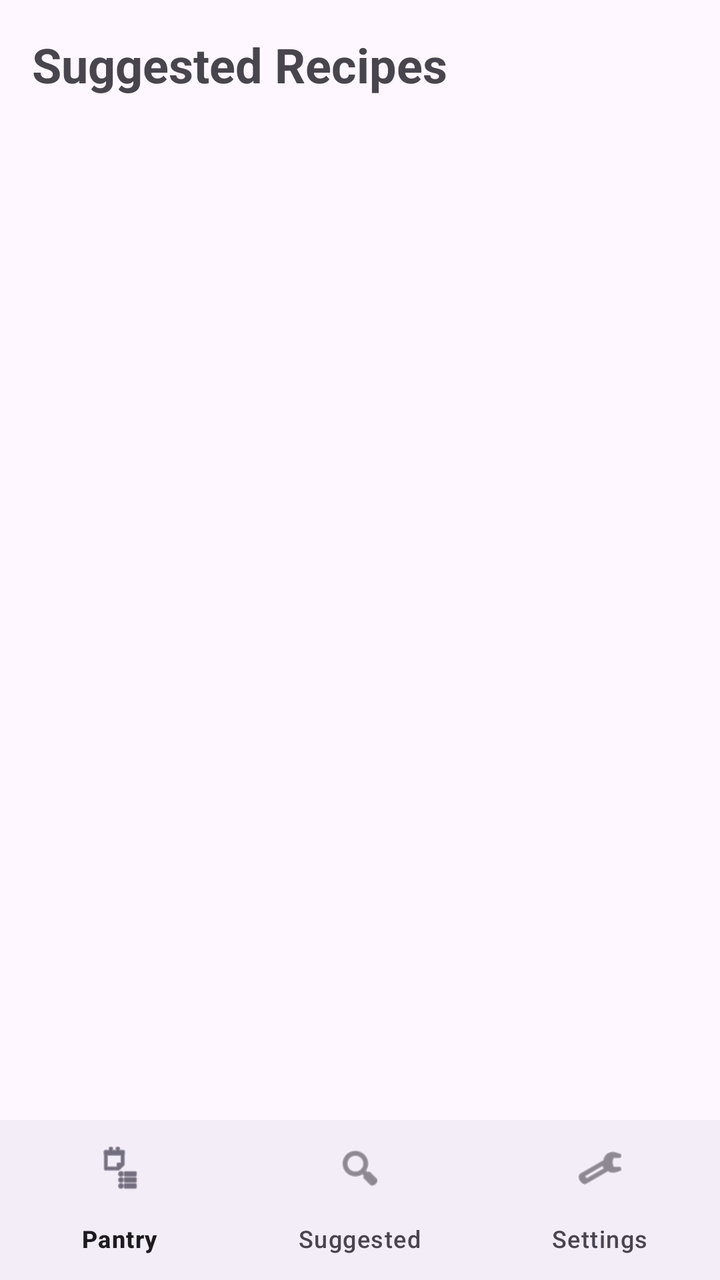
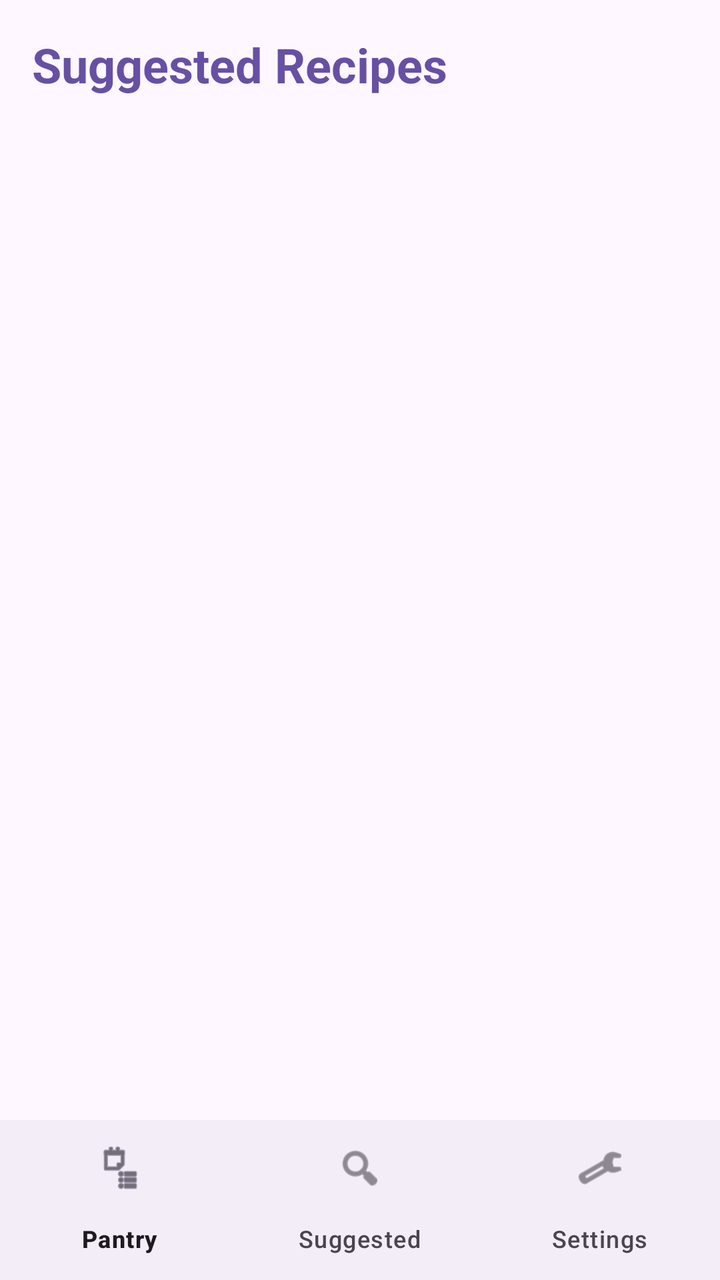

An Android layout rendered at two revisions. The XML below is the earlier revision; the diff shows what the commit changed to produce the second picture.
<!-- AndroidManifest.xml: application theme Theme.SmartPantryManager -->
<!-- res/layout/activity_suggested_recipes.xml -->
<?xml version="1.0" encoding="utf-8"?>
<androidx.constraintlayout.widget.ConstraintLayout xmlns:android="http://schemas.android.com/apk/res/android"
    xmlns:app="http://schemas.android.com/apk/res-auto"
    android:layout_width="match_parent"
    android:layout_height="match_parent"
    android:fitsSystemWindows="true">

    <TextView
        android:id="@+id/tvTitle"
        android:layout_width="0dp"
        android:layout_height="wrap_content"
        android:paddingStart="16dp"
        android:paddingTop="16dp"
        android:paddingEnd="16dp"
        android:text="Suggested Recipes"
        android:textSize="24sp"
        android:textStyle="bold"
        app:layout_constraintEnd_toEndOf="parent"
        app:layout_constraintStart_toStartOf="parent"
        app:layout_constraintTop_toTopOf="parent" />

    <TextView
        android:id="@+id/tvCount"
        android:layout_width="0dp"
        android:layout_height="wrap_content"
        android:paddingStart="16dp"
        android:paddingTop="4dp"
        android:paddingEnd="16dp"
        android:paddingBottom="8dp"
        android:text=""
        android:textSize="14sp"
        app:layout_constraintEnd_toEndOf="parent"
        app:layout_constraintStart_toStartOf="parent"
        app:layout_constraintTop_toBottomOf="@id/tvTitle" />

    <androidx.recyclerview.widget.RecyclerView
        android:id="@+id/recyclerRecipes"
        android:layout_width="0dp"
        android:layout_height="0dp"
        android:clipToPadding="false"
        android:padding="8dp"
        app:layout_constraintBottom_toTopOf="@id/bottomNav"
        app:layout_constraintEnd_toEndOf="parent"
        app:layout_constraintStart_toStartOf="parent"
        app:layout_constraintTop_toBottomOf="@id/tvCount" />

    <TextView
        android:id="@+id/tvEmpty"
        android:layout_width="0dp"
        android:layout_height="wrap_content"
        android:gravity="center"
        android:padding="32dp"
        android:text="No recipes match your pantry yet - add more ingredients"
        android:textSize="16sp"
        android:visibility="gone"
        app:layout_constraintBottom_toTopOf="@id/bottomNav"
        app:layout_constraintEnd_toEndOf="parent"
        app:layout_constraintStart_toStartOf="parent"
        app:layout_constraintTop_toTopOf="parent" />

    <com.google.android.material.bottomnavigation.BottomNavigationView
        android:id="@+id/bottomNav"
        android:layout_width="0dp"
        android:layout_height="wrap_content"
        app:layout_constraintBottom_toBottomOf="parent"
        app:layout_constraintEnd_toEndOf="parent"
        app:layout_constraintStart_toStartOf="parent"
        app:menu="@menu/bottom_nav_menu" />

</androidx.constraintlayout.widget.ConstraintLayout>
<!-- resources referenced by this layout -->
<resources>
  <style name="Theme.SmartPantryManager" parent="Base.Theme.SmartPantryManager" />
  <style name="Base.Theme.SmartPantryManager" parent="Theme.Material3.DayNight.NoActionBar">
          
          
      </style>
</resources>

<!-- the commit's change to res/layout/activity_suggested_recipes.xml (unified diff, before → after) -->
@@ -13,6 +13,7 @@
         android:paddingTop="16dp"
         android:paddingEnd="16dp"
         android:text="Suggested Recipes"
+        android:textColor="?attr/colorPrimary"
         android:textSize="24sp"
         android:textStyle="bold"
         app:layout_constraintEnd_toEndOf="parent"
